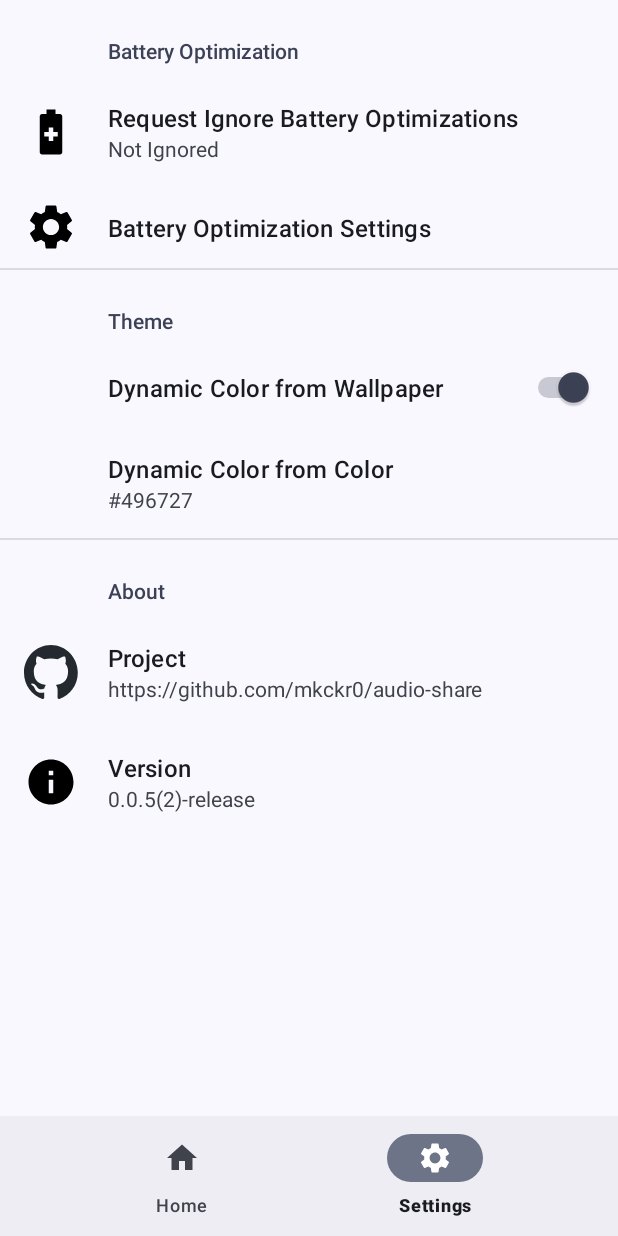
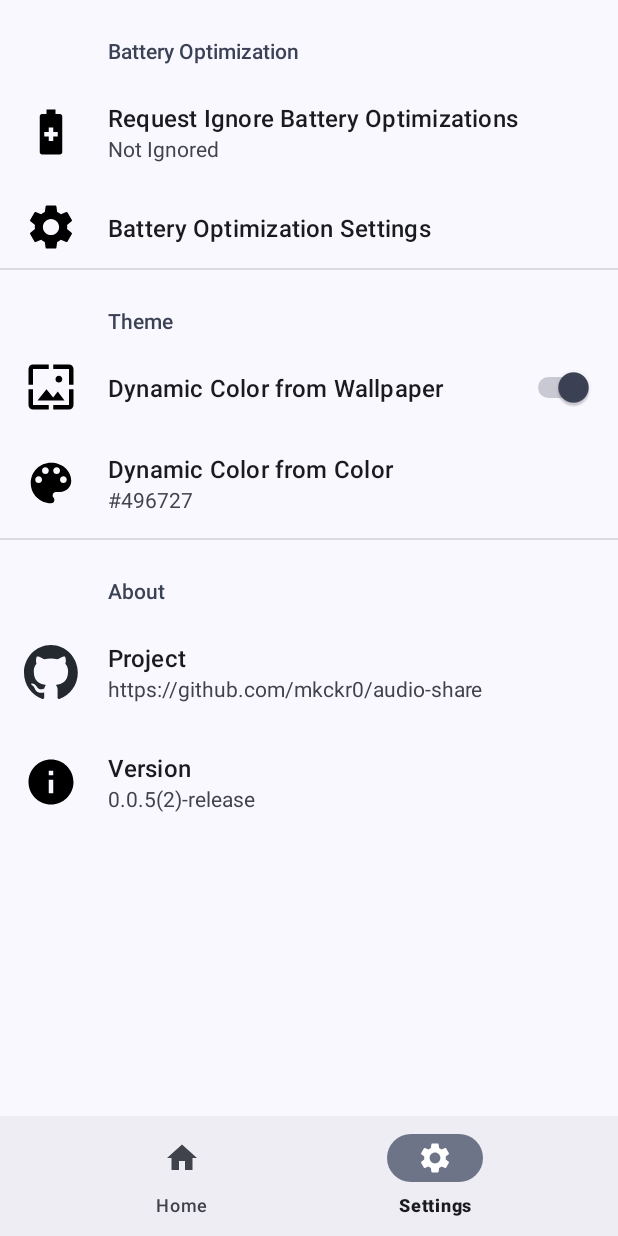
Before and after one commit to mkckr0/audio-share, an Android app: the SettingsFragment screen opened through its navigation route, on a phone screen of 412 x 824 dp. Run offline under Robolectric (Android 15) with nearby library versions, the phone set to English and light mode, and no system bars; our stand-ins replace androidx.preference, navigation-ui; libraries missing offline, so code that uses them is left out: io.netty.bootstrap, io.netty.buffer, io.netty.channel, io.netty.handler.

Commit message:
add icons

```diff
--- /dev/null
+++ b/audio-share-app/app/src/main/res/drawable/baseline_color_lens.xml
@@ -0,0 +1,5 @@
+<vector android:height="36dp" android:tint="#000000"
+    android:viewportHeight="24" android:viewportWidth="24"
+    android:width="36dp" xmlns:android="http://schemas.android.com/apk/res/android">
+    <path android:fillColor="@android:color/white" android:pathData="M12,3c-4.97,0 -9,4.03 -9,9s4.03,9 9,9c0.83,0 1.5,-0.67 1.5,-1.5 0,-0.39 -0.15,-0.74 -0.39,-1.01 -0.23,-0.26 -0.38,-0.61 -0.38,-0.99 0,-0.83 0.67,-1.5 1.5,-1.5L16,16c2.76,0 5,-2.24 5,-5 0,-4.42 -4.03,-8 -9,-8zM6.5,12c-0.83,0 -1.5,-0.67 -1.5,-1.5S5.67,9 6.5,9 8,9.67 8,10.5 7.33,12 6.5,12zM9.5,8C8.67,8 8,7.33 8,6.5S8.67,5 9.5,5s1.5,0.67 1.5,1.5S10.33,8 9.5,8zM14.5,8c-0.83,0 -1.5,-0.67 -1.5,-1.5S13.67,5 14.5,5s1.5,0.67 1.5,1.5S15.33,8 14.5,8zM17.5,12c-0.83,0 -1.5,-0.67 -1.5,-1.5S16.67,9 17.5,9s1.5,0.67 1.5,1.5 -0.67,1.5 -1.5,1.5z"/>
+</vector>
--- /dev/null
+++ b/audio-share-app/app/src/main/res/drawable/baseline_wallpaper.xml
@@ -0,0 +1,5 @@
+<vector android:height="36dp" android:tint="#000000"
+    android:viewportHeight="24" android:viewportWidth="24"
+    android:width="36dp" xmlns:android="http://schemas.android.com/apk/res/android">
+    <path android:fillColor="@android:color/white" android:pathData="M4,4h7L11,2L4,2c-1.1,0 -2,0.9 -2,2v7h2L4,4zM10,13l-4,5h12l-3,-4 -2.03,2.71L10,13zM17,8.5c0,-0.83 -0.67,-1.5 -1.5,-1.5S14,7.67 14,8.5s0.67,1.5 1.5,1.5S17,9.33 17,8.5zM20,2h-7v2h7v7h2L22,4c0,-1.1 -0.9,-2 -2,-2zM20,20h-7v2h7c1.1,0 2,-0.9 2,-2v-7h-2v7zM4,13L2,13v7c0,1.1 0.9,2 2,2h7v-2L4,20v-7z"/>
+</vector>
--- a/audio-share-app/app/src/main/res/xml/root_preferences.xml
+++ b/audio-share-app/app/src/main/res/xml/root_preferences.xml
@@ -26,10 +26,12 @@
         <SwitchPreference
             app:key="theme_use_wallpaper"
             app:title="Dynamic Color from Wallpaper"
+            app:icon="@drawable/baseline_wallpaper"
             app:defaultValue="@bool/theme_use_wallpaper_default"/>
         <EditTextPreference
             app:key="theme_color"
             app:title="Dynamic Color from Color"
+            app:icon="@drawable/baseline_color_lens"
             app:defaultValue="@string/theme_color_default"
             app:useSimpleSummaryProvider="true" />
     </PreferenceCategory>
```
